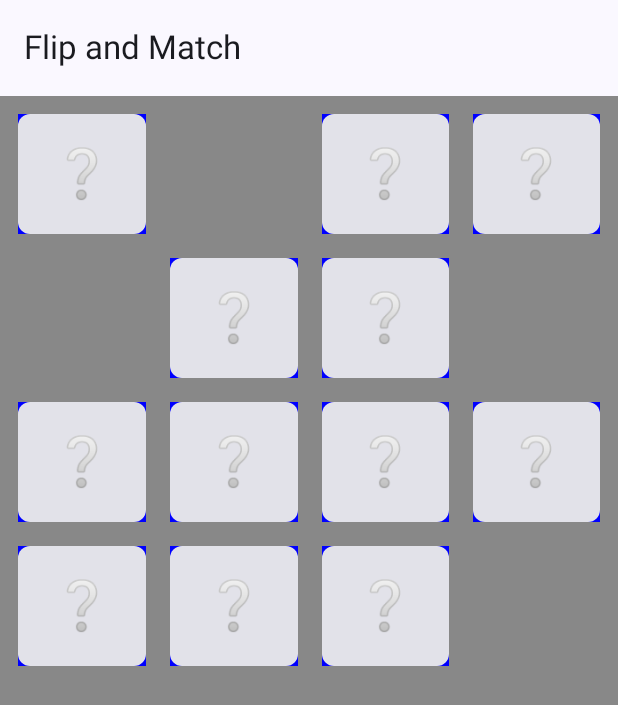
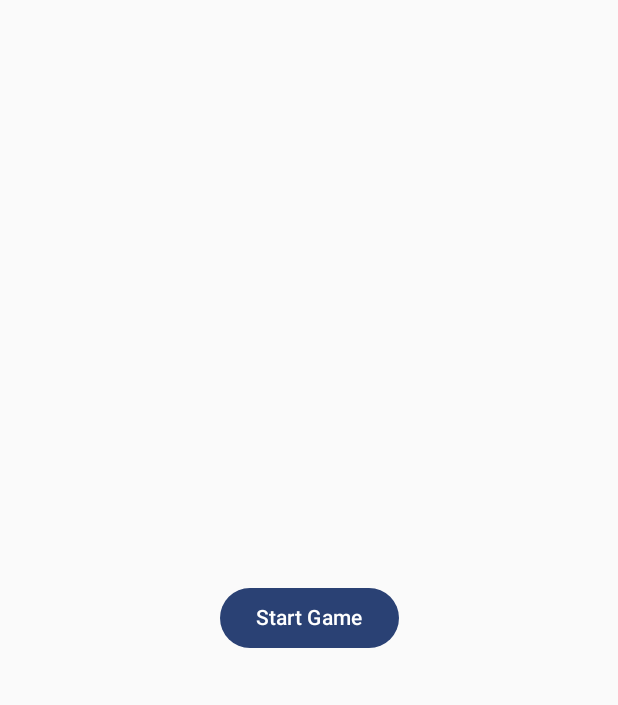
Before and after one commit to ajay020/flip-and-match, an Android app built with Jetpack Compose: the screen it shows after launch (MainActivity), on a phone screen of 412 x 824 dp. Shown: the top 705 px of the screen. Run offline under Robolectric (Android 15) with nearby library versions, the phone set to English and light mode, and no system bars.

Commit message:
implement navigation and add home screen

```diff
--- a/app/build.gradle.kts
+++ b/app/build.gradle.kts
@@ -71,6 +71,7 @@ dependencies {
     implementation(libs.androidx.material3)
     implementation(libs.kotlinx.serialization.json)
     implementation(libs.androidx.lifecycle.viewmodel.compose)
+    implementation(libs.androidx.navigation.compose)
 
     testImplementation(libs.junit)
     androidTestImplementation(libs.androidx.junit)
--- a/app/src/main/java/com/example/flipmatch/FlipAndMatchApp.kt
+++ b/app/src/main/java/com/example/flipmatch/FlipAndMatchApp.kt
@@ -1,32 +1,14 @@
 package com.example.flipmatch
 
-import androidx.compose.foundation.layout.fillMaxSize
-import androidx.compose.foundation.layout.padding
 import androidx.compose.material3.ExperimentalMaterial3Api
-import androidx.compose.material3.Scaffold
-import androidx.compose.material3.Text
-import androidx.compose.material3.TopAppBar
 import androidx.compose.runtime.Composable
 import androidx.compose.runtime.getValue
-import androidx.compose.ui.Modifier
-import com.example.flipmatch.ui.game.GameScreen
+import com.example.flipmatch.ui.navigation.AppNavHost
 import com.example.flipmatch.ui.theme.FlipMatchTheme
 
-@OptIn(ExperimentalMaterial3Api::class)
 @Composable
 fun FlipAndMatchApp() {
     FlipMatchTheme {
-        Scaffold(
-            modifier = Modifier.fillMaxSize(),
-            topBar = {
-                TopAppBar(
-                    title = { Text("Flip and Match") },
-                )
-            },
-        ) { innerPadding ->
-            GameScreen(
-                modifier = Modifier.padding(innerPadding),
-            )
-        }
+        AppNavHost()
     }
 }
--- a/app/src/main/java/com/example/flipmatch/ui/game/GameScreen.kt
+++ b/app/src/main/java/com/example/flipmatch/ui/game/GameScreen.kt
@@ -12,6 +12,7 @@ import androidx.compose.foundation.lazy.grid.LazyVerticalGrid
 import androidx.compose.foundation.lazy.grid.itemsIndexed
 import androidx.compose.foundation.shape.RoundedCornerShape
 import androidx.compose.material3.Card
+import androidx.compose.material3.Scaffold
 import androidx.compose.material3.Text
 import androidx.compose.runtime.Composable
 import androidx.compose.runtime.collectAsState
@@ -30,16 +31,17 @@ import kotlin.math.sqrt
 
 @Composable
 fun GameScreen(
-    modifier: Modifier,
     viewModel: GameViewModel = viewModel(),
 ) {
     val cards by viewModel.cards.collectAsState()
 
-    GridContent(
-        modifier = modifier,
-        cards = cards,
-        onCardClick = { cardIndex -> viewModel.flipCard(cardIndex) },
-    )
+    Scaffold {
+        GridContent(
+            modifier = Modifier.padding(it),
+            cards = cards,
+            onCardClick = { cardIndex -> viewModel.flipCard(cardIndex) },
+        )
+    }
 }
 
 @Composable
@@ -95,7 +97,6 @@ fun FlipCard(
                 modifier
                     .padding(4.dp)
                     .size(80.dp)
-                    .background(Color.Blue)
                     .clickable { onCardClick() },
             shape = RoundedCornerShape(8.dp),
         ) {
--- /dev/null
+++ b/app/src/main/java/com/example/flipmatch/ui/home/HomeScreen.kt
@@ -0,0 +1,21 @@
+package com.example.flipmatch.ui.home
+
+import androidx.compose.foundation.layout.Box
+import androidx.compose.foundation.layout.fillMaxSize
+import androidx.compose.material3.Button
+import androidx.compose.material3.Text
+import androidx.compose.runtime.Composable
+import androidx.compose.ui.Alignment
+import androidx.compose.ui.Modifier
+
+@Composable
+fun HomeScreen(onStartGame: () -> Unit) {
+    Box(
+        modifier = Modifier.fillMaxSize(),
+        contentAlignment = Alignment.Center,
+    ) {
+        Button(onClick = onStartGame) {
+            Text(text = "Start Game")
+        }
+    }
+}
--- /dev/null
+++ b/app/src/main/java/com/example/flipmatch/ui/navigation/AppNavHost.kt
@@ -0,0 +1,21 @@
+package com.example.flipmatch.ui.navigation
+
+import androidx.compose.runtime.Composable
+import androidx.navigation.NavHostController
+import androidx.navigation.compose.NavHost
+import androidx.navigation.compose.composable
+import androidx.navigation.compose.rememberNavController
+import com.example.flipmatch.ui.game.GameScreen
+import com.example.flipmatch.ui.home.HomeScreen
+
+@Composable
+fun AppNavHost(navController: NavHostController = rememberNavController()) {
+    NavHost(navController, startDestination = "home") {
+        composable("home") {
+            HomeScreen(onStartGame = { navController.navigate("game") })
+        }
+        composable("game") {
+            GameScreen()
+        }
+    }
+}
--- a/gradle/libs.versions.toml
+++ b/gradle/libs.versions.toml
@@ -9,6 +9,7 @@ kotlinxSerializationJson = "1.6.3"
 lifecycleRuntimeKtx = "2.8.7"
 activityCompose = "1.10.0"
 composeBom = "2025.02.00"
+navigationCompose = "2.8.7"
 
 [libraries]
 androidx-core-ktx = { group = "androidx.core", name = "core-ktx", version.ref = "coreKtx" }
@@ -27,6 +28,7 @@ androidx-ui-test-manifest = { group = "androidx.compose.ui", name = "ui-test-man
 androidx-ui-test-junit4 = { group = "androidx.compose.ui", name = "ui-test-junit4" }
 androidx-material3 = { group = "androidx.compose.material3", name = "material3" }
 kotlinx-serialization-json = { module = "org.jetbrains.kotlinx:kotlinx-serialization-json", version.ref = "kotlinxSerializationJson" }
+androidx-navigation-compose = { group = "androidx.navigation", name = "navigation-compose", version.ref = "navigationCompose" }
 
 [plugins]
 android-application = { id = "com.android.application", version.ref = "agp" }
```
